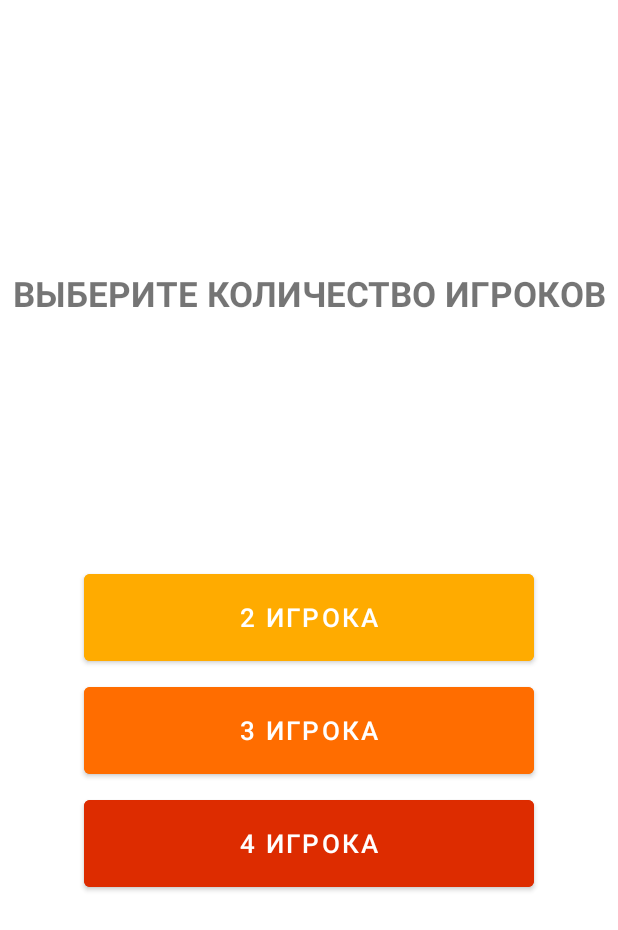
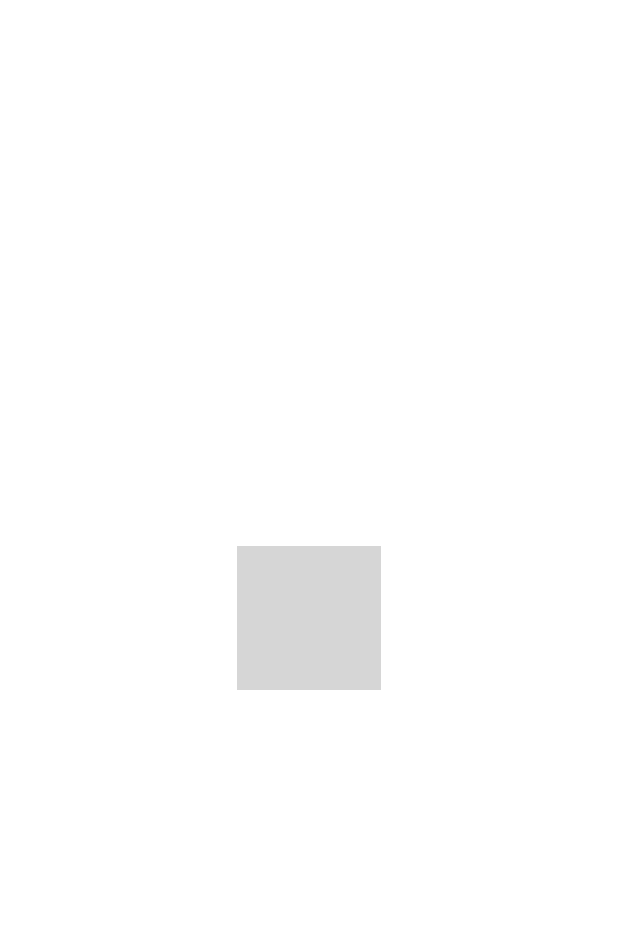
Before and after one commit to Chebure4ik/FinalProject, an Android app: the layout activity_main.xml on its own in the app's theme, with its tools: preview values and no code run, on a phone screen of 412 x 824 dp. Shown: the top 930 px of the screen. Run offline under Robolectric (Android 15) with nearby library versions, the phone set to English and light mode, and no system bars; grey boxes are pictures that could not be loaded.

Commit message:
commit110823.02

```diff
--- a/app/src/main/AndroidManifest.xml
+++ b/app/src/main/AndroidManifest.xml
@@ -11,6 +11,9 @@
         android:supportsRtl="true"
         android:theme="@style/Theme.FinalProject"
         tools:targetApi="31">
+        <activity
+            android:name=".SelectionActivity"
+            android:exported="false" />
         <activity
             android:name=".WinActivity"
             android:exported="false" />
--- a/app/src/main/res/layout/activity_main.xml
+++ b/app/src/main/res/layout/activity_main.xml
@@ -7,52 +7,13 @@
     tools:context=".MainActivity">
 
 
-    <TextView
-        android:id="@+id/textView"
+    <ImageView
+        android:id="@+id/imageView"
         android:layout_width="wrap_content"
         android:layout_height="wrap_content"
-        android:text="ВЫБЕРИТЕ КОЛИЧЕСТВО ИГРОКОВ"
-        android:textSize="23sp"
-        android:textStyle="bold"
-        android:layout_marginTop="180dp"
-        app:layout_constraintEnd_toEndOf="parent"
-        app:layout_constraintStart_toStartOf="parent"
-        app:layout_constraintTop_toTopOf="parent" />
-
-    <Button
-        android:id="@+id/twoPlayerButton"
-        android:layout_width="300dp"
-        android:layout_height="70dp"
-        android:text="2 игрока"
-        android:textSize="17sp"
-        android:backgroundTint="#FFAB00"
-        android:layout_marginBottom="5dp"
-        app:layout_constraintBottom_toTopOf="@+id/threePlayerButton"
-        app:layout_constraintEnd_toEndOf="parent"
-        app:layout_constraintStart_toStartOf="parent" />
-
-    <Button
-        android:id="@+id/threePlayerButton"
-        android:layout_width="300dp"
-        android:layout_height="70dp"
-        android:text="3 игрока"
-        android:textSize="17sp"
-        android:backgroundTint="#FF6D00"
-        android:layout_marginTop="150dp"
         app:layout_constraintBottom_toBottomOf="parent"
         app:layout_constraintEnd_toEndOf="parent"
         app:layout_constraintStart_toStartOf="parent"
-        app:layout_constraintTop_toTopOf="parent" />
-
-    <Button
-        android:id="@+id/fourPlayerButton"
-        android:layout_width="300dp"
-        android:layout_height="70dp"
-        android:text="4 игрока"
-        android:textSize="17sp"
-        android:backgroundTint="#DD2C00"
-        android:layout_marginTop="5dp"
-        app:layout_constraintEnd_toEndOf="parent"
-        app:layout_constraintStart_toStartOf="parent"
-        app:layout_constraintTop_toBottomOf="@+id/threePlayerButton" />
+        app:layout_constraintTop_toTopOf="parent"
+        app:srcCompat="@drawable/logo" />
 </androidx.constraintlayout.widget.ConstraintLayout>
```
Also changed, not shown: app/src/main/java/com/example/finalproject/MainActivity.java (+20 -27 lines).
